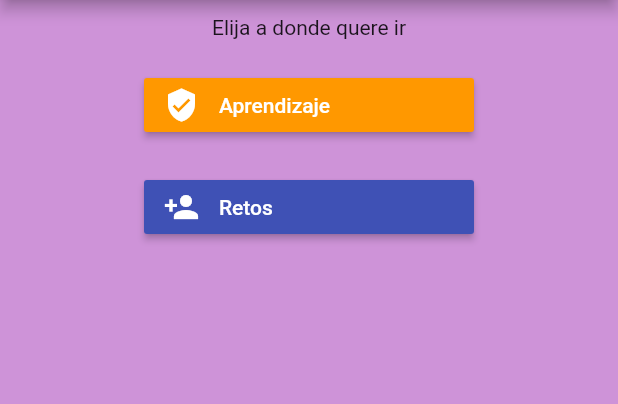
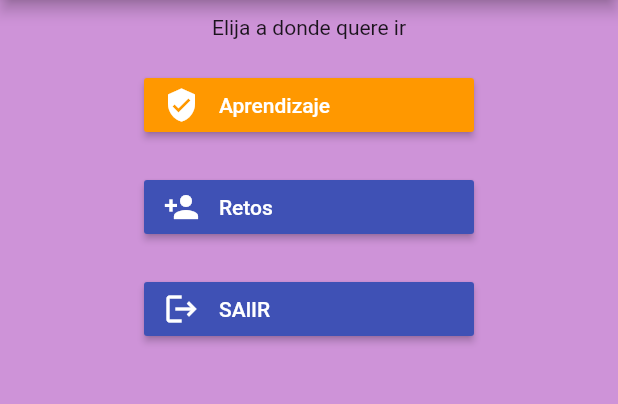
Before and after one commit to JuanFerr1098/ProyectoIntegrador1, a Flutter app: the IndexPage screen opened directly, on a phone screen of 412 x 824 dp, the part 84-488 px from its top. Run offline on Flutter 3.47's test engine with Material 2 defaults, Android fonts, the phone set to English and light mode, and no system bars; our stand-ins replace firebase_auth, flutter_signin_button, google_sign_in; accounts and stored records are empty.

Commit message:
Validaciones y LogOut
Se descarta la posibilidad de usar ingreso con Google
Se busca la forma de implementar el logOut y reducir el código espaguetti

```diff
--- a/newtonapp/lib/pages/index_page.dart
+++ b/newtonapp/lib/pages/index_page.dart
@@ -1,9 +1,29 @@
 import 'package:flutter/material.dart';
 import 'package:flutter/widgets.dart';
 import 'package:flutter_signin_button/button_builder.dart';
+import 'package:firebase_auth/firebase_auth.dart';
+import 'package:newtonapp/pages/signin_page.dart';
+import 'package:newtonapp/main.dart';
 
-class IndexPage extends StatelessWidget {
+final FirebaseAuth _auth = FirebaseAuth.instance;
+
+class IndexPage extends StatefulWidget {
+  /// The page title.
+  final String title = 'Inicio';
+
   const IndexPage({Key? key}) : super(key: key);
+
+  @override
+  State<StatefulWidget> createState() => _IndexPage();
+}
+
+class _IndexPage extends State<IndexPage> {
+
+  final GlobalKey<FormState> _formKey = GlobalKey<FormState>();
+  final TextEditingController _emailController = TextEditingController();
+  final TextEditingController _passwordController = TextEditingController();
+
+
 
   @override
   Widget build(BuildContext context) {
@@ -19,6 +39,7 @@ class IndexPage extends StatelessWidget {
           textoInicial(),
           botonAprendizaje(),
           botonRetos(),
+          botonDeslogueo(),
         ],
       ),
       backgroundColor: Colors.purple.shade200, //Color de Fondo
@@ -68,4 +89,28 @@ class IndexPage extends StatelessWidget {
           },
         ));
   }
+
+  Widget botonDeslogueo() {
+    return Container(
+        //Boton para ir a los Retos de la App
+        padding: const EdgeInsets.all(10),
+        alignment: Alignment.center,
+        child: SignInButtonBuilder(
+          //Aqui esta las config del Boton
+          icon: Icons.logout,
+          backgroundColor: Colors.indigo,
+          text: 'SAlIR',
+          onPressed: () async {
+            await _logOut();
+            /*Navigator.push(context,
+                        MaterialPageRoute(builder: (context) => RegisterPage()));*/
+          },
+        ));
+  }
+
+  Future<void> _logOut() async {
+    print("object");
+    await FirebaseAuth.instance.signOut();
+    Navigator.push(context, MaterialPageRoute(builder: (context) => const SignInPage()));
+  }
 }
```
Also changed, not shown: newtonapp/lib/controller/register_controller.dart (+20 -5 lines), newtonapp/lib/pages/register_page.dart (+17 -4 lines).
